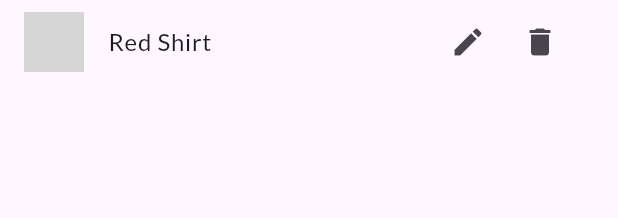
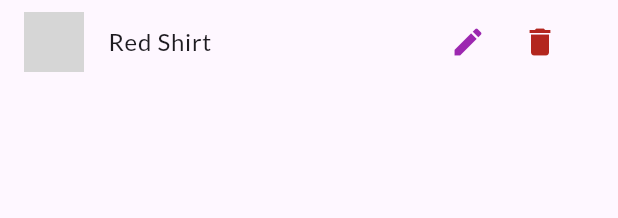
Before and after one commit to CantarinoG/shopping-cart-app, a Flutter app: the ProductItem widget shown alone on an empty page, opened directly with sample values from the repository, on a phone screen of 412 x 824 dp. Shown: the top 218 px of the screen. Run offline on Flutter 3.47's test engine with Material 3 defaults, Android fonts, the phone set to English and light mode, and no system bars; network calls fail; grey boxes are pictures that could not be loaded.

```diff
--- a/lib/components/product_item.dart
+++ b/lib/components/product_item.dart
@@ -23,10 +23,12 @@ class ProductItem extends StatelessWidget {
             IconButton(
               onPressed: () {},
               icon: Icon(Icons.edit),
+              color: Theme.of(context).colorScheme.primary,
             ),
             IconButton(
               onPressed: () {},
               icon: Icon(Icons.delete),
+              color: Theme.of(context).colorScheme.error,
             ),
           ],
         ),
--- a/lib/main.dart
+++ b/lib/main.dart
@@ -6,6 +6,7 @@ import 'package:shop/models/product_list.dart';
 import 'package:shop/pages/cart_page.dart';
 import 'package:shop/pages/orders_page.dart';
 import 'package:shop/pages/product_detail_page.dart';
+import 'package:shop/pages/product_form_page.dart';
 import 'package:shop/pages/products_overview_page.dart';
 import 'package:shop/pages/produtcts_page.dart';
 import './utils/app_routes.dart';
@@ -43,6 +44,7 @@ class MyApp extends StatelessWidget {
           AppRoutes.CART: (ctx) => CartPage(),
           AppRoutes.ORDERS: (ctx) => OrdersPage(),
           AppRoutes.PRODUCTS: (ctx) => ProductsPage(),
+          AppRoutes.PRODUCT_FORM: (ctx) => ProductFormPage(),
         },
       ),
     );
--- a/lib/utils/app_routes.dart
+++ b/lib/utils/app_routes.dart
@@ -4,4 +4,5 @@ class AppRoutes {
   static const HOME = "/";
   static const ORDERS = "/orders";
   static const PRODUCTS = "/products";
+  static const PRODUCT_FORM = "¹product-form";
 }
```
Also changed, not shown: lib/pages/product_form_page.dart (added, +19 -0 lines), lib/pages/produtcts_page.dart (+8 -0 lines).
